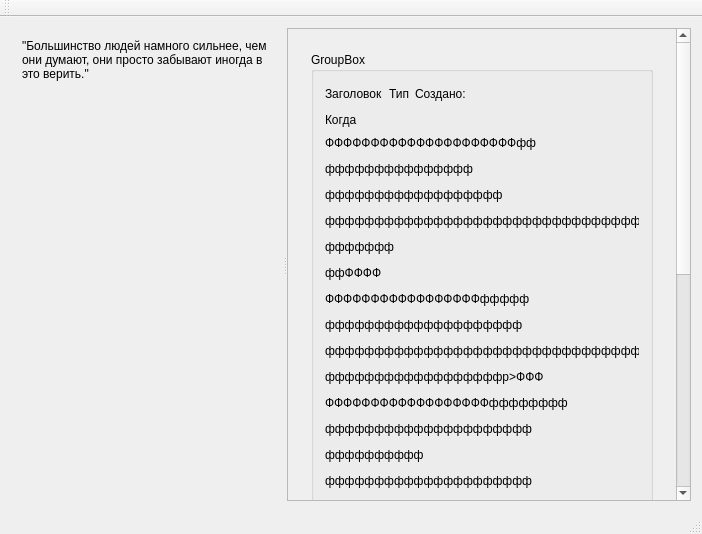
Before: the Qt Designer form MattyNotes/mattynotesmainwindow.ui in MattyMatiss/MattyNotesOld, drawn with Qt 5.
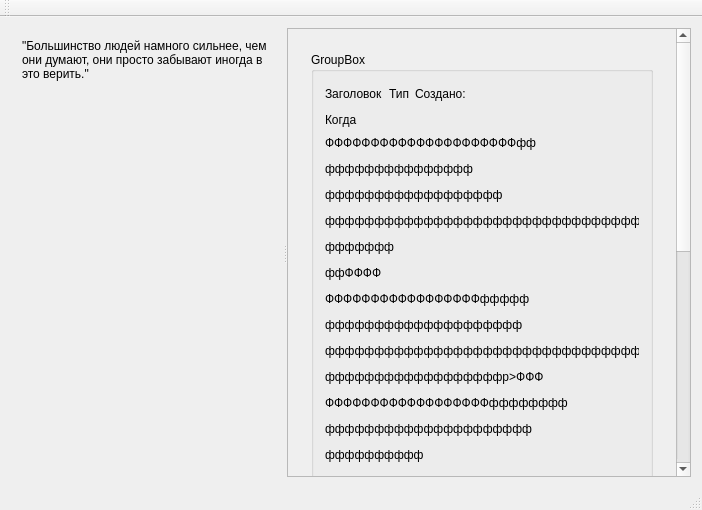
After: the same form once the commit is applied.

The edit to the form file:
```diff
--- a/MattyNotes/mattynotesmainwindow.ui
+++ b/MattyNotes/mattynotesmainwindow.ui
@@ -7,7 +7,7 @@
     <x>0</x>
     <y>0</y>
     <width>702</width>
-    <height>534</height>
+    <height>510</height>
    </rect>
   </property>
   <property name="windowTitle">
```
Left out of the diff: 4 changed lines with no effect on the pictures.
